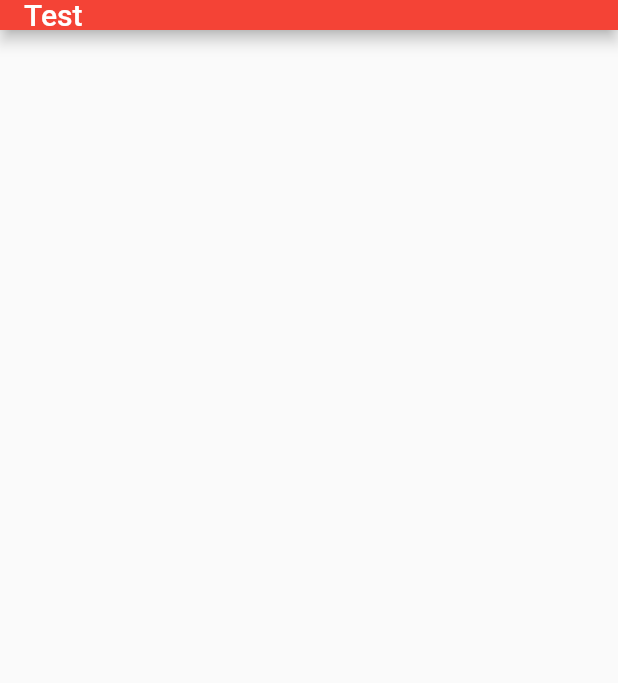
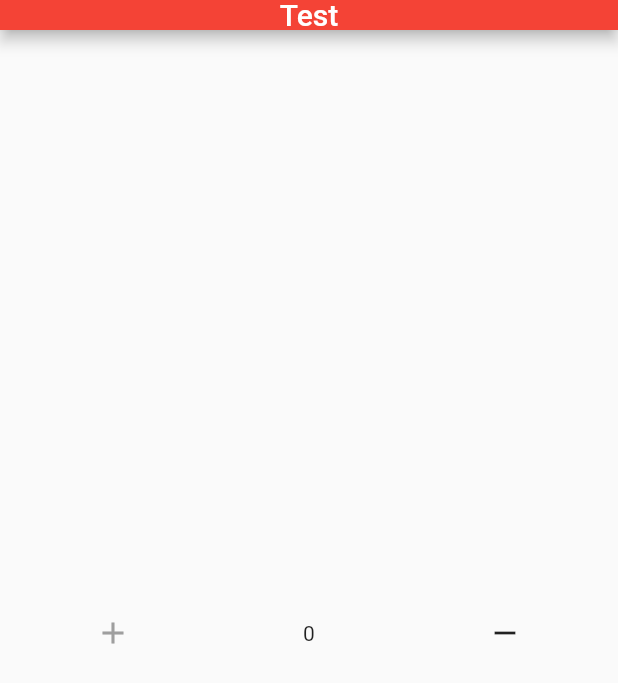
Before and after one commit to Qusai-Z/SM_Course, a Flutter app: the screen it shows after launch, on a phone screen of 412 x 824 dp. Shown: the top 683 px of the screen. Run offline on Flutter 3.47's test engine with Material 2 defaults, Android fonts, the phone set to English and light mode, and no system bars.

Commit message:
Seperated widget

```diff
--- a/lib/main.dart
+++ b/lib/main.dart
@@ -7,7 +7,8 @@ class StateManagement extends StatelessWidget {
 
   @override
   Widget build(BuildContext context) {
-    return MaterialApp(title: 'Test', home: Test());
+    return MaterialApp(
+        debugShowCheckedModeBanner: false, title: 'Test', home: Test());
   }
 }
 
@@ -19,10 +20,13 @@ class Test extends StatelessWidget {
   Widget build(BuildContext context) {
     return Scaffold(
       appBar: AppBar(
-        title: const Text('Test'),
+        title: const Center(
+          child: Text('Test'),
+        ),
         backgroundColor: Colors.red,
         toolbarHeight: 20,
       ),
+      body: Declarative(context),
     );
   }
 
@@ -31,17 +35,27 @@ class Test extends StatelessWidget {
       builder: (BuildContext context, void Function(void Function()) setState) {
         return Center(
           child: Row(
+            mainAxisAlignment: MainAxisAlignment.spaceAround,
             children: [
               IconButton(
                 onPressed: () {
-                  counter++;
+                  setState(
+                    () {
+                      counter++;
+                    },
+                  );
                 },
                 icon: const Icon(Icons.add),
+                color: Colors.grey,
               ),
               Text('$counter'),
               IconButton(
                 onPressed: () {
-                  counter--;
+                  setState(
+                    () {
+                      counter--;
+                    },
+                  );
                 },
                 icon: const Icon(Icons.remove),
               )
```
